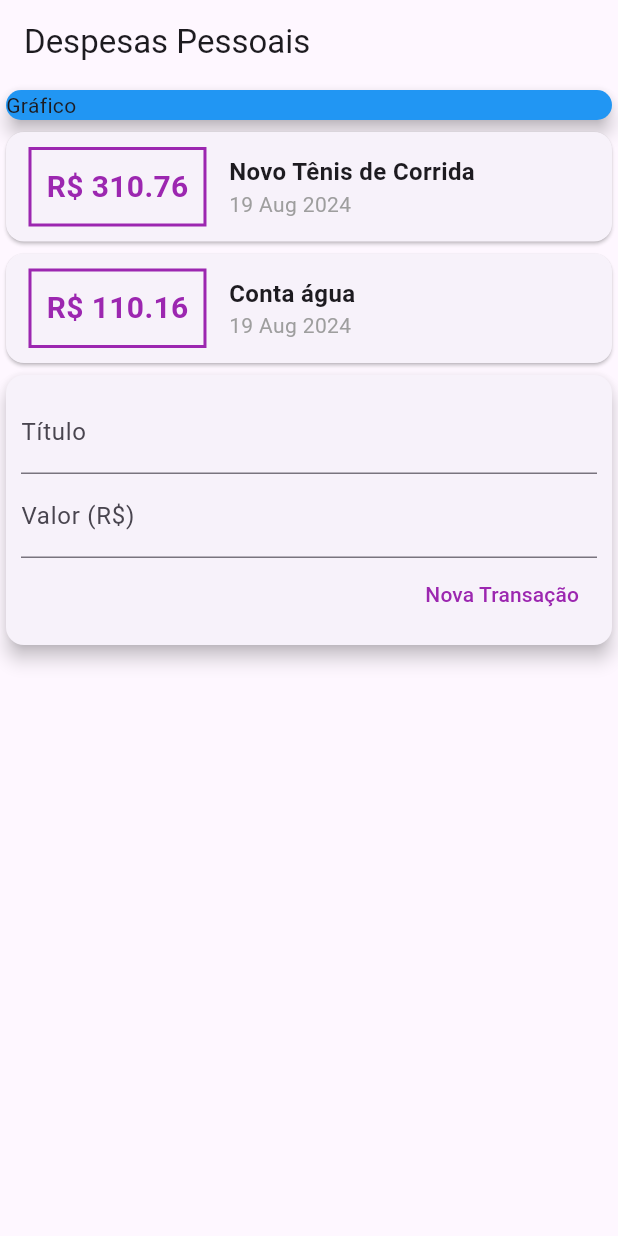
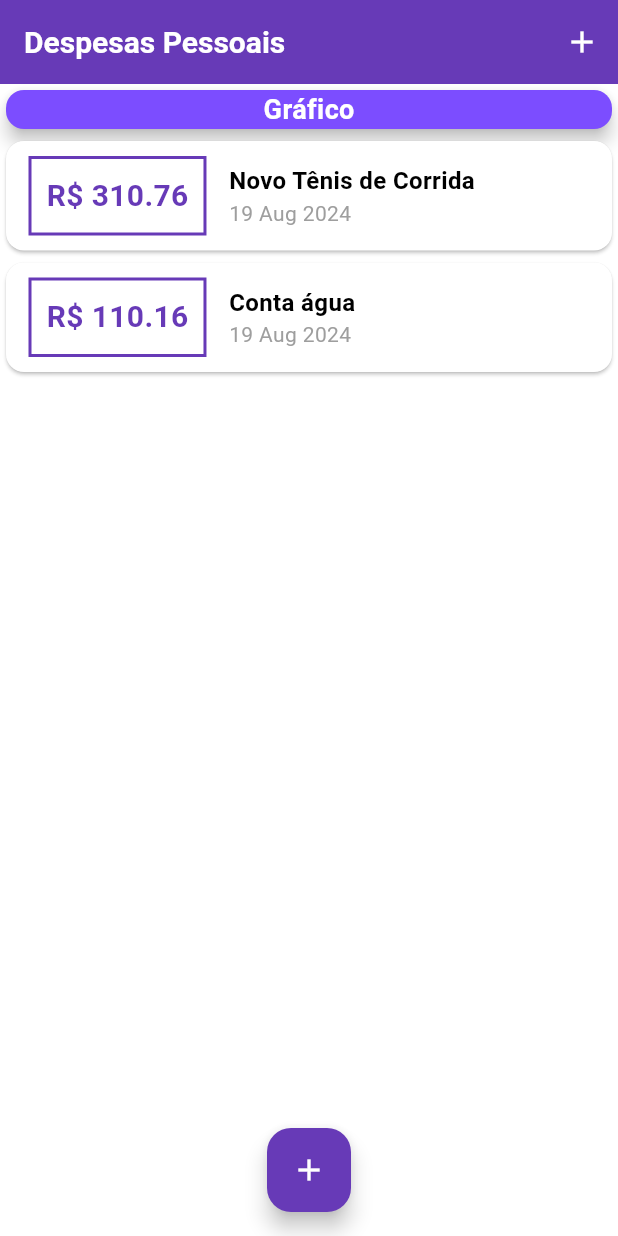
Before and after one commit to LucasFagundesWielewski/personal_expenses_app, a Flutter app: the screen it shows after launch, on a phone screen of 412 x 824 dp. Run offline on Flutter 3.47's test engine with Material 3 defaults, Android fonts, the phone set to English and light mode, and no system bars.

Commit message:
added new colors layout

```diff
--- a/lib/components/transaction_list.dart
+++ b/lib/components/transaction_list.dart
@@ -25,17 +25,17 @@ class TransactionList extends StatelessWidget {
                   ),
                   decoration: BoxDecoration(
                     border: Border.all(
-                      color: Colors.purple,
+                      color: Theme.of(context).primaryColor,
                       width: 2,
                     ),
                   ),
                   padding: const EdgeInsets.all(10),
                   child: Text(
                     'R\$ ${tr.amount.toStringAsFixed(2)}',
-                    style: const TextStyle(
+                    style: TextStyle(
                       fontWeight: FontWeight.bold,
                       fontSize: 20,
-                      color: Colors.purple,
+                      color: Theme.of(context).primaryColor,
                     ),
                   ),
                 ),
--- a/lib/main.dart
+++ b/lib/main.dart
@@ -1,7 +1,8 @@
 import 'package:expenses/components/transaction_form.dart';
 import 'package:flutter/material.dart';
-import 'package:intl/intl.dart';
 import 'models/transaction.dart';
+import 'dart:math';
+import './components/transaction_list.dart';
 
 void main() => runApp(const ExpensesApp());
 
@@ -12,13 +13,22 @@ class ExpensesApp extends StatelessWidget {
   Widget build(BuildContext context) {
     return MaterialApp(
       home: MyHomePage(),
+      theme: ThemeData(
+        colorScheme: ColorScheme.fromSwatch(primarySwatch: Colors.deepPurple).copyWith(secondary: Colors.purple),
+        appBarTheme: const AppBarTheme(
+          backgroundColor: Colors.deepPurple,
+          titleTextStyle: TextStyle(
+            fontWeight: FontWeight.bold,
+            fontSize: 20,
+            color: Colors.white,
+          ),
+        ),
+      ),
     );
   }
 }
 
 class MyHomePage extends StatefulWidget {
-  MyHomePage({super.key});
-
   @override
   _MyHomePageState createState() => _MyHomePageState();
 }
@@ -39,17 +49,28 @@ class _MyHomePageState extends State<MyHomePage> {
     ),
   ];
 
-  void _addNewTransaction(String title, double amount) {
-    final newTx = Transaction(
-      id: DateTime.now().toString(),
+  void _addTransaction(String title, double amount) {
+    final newTransaction = Transaction(
+      id: Random().nextDouble().toString(),
       title: title,
       amount: amount,
       date: DateTime.now(),
     );
 
     setState(() {
-      _transactions.add(newTx);
+      _transactions.add(newTransaction);
     });
+
+    Navigator.of(context).pop();
+  }
+
+  void _openTransactionFormModal(BuildContext context) {
+    showModalBottomSheet(
+      context: context,
+      builder: (_) {
+        return TransactionForm(_addTransaction);
+      },
+    );
   }
 
   @override
@@ -57,71 +78,43 @@ class _MyHomePageState extends State<MyHomePage> {
     return Scaffold(
       appBar: AppBar(
         title: const Text('Despesas Pessoais'),
+        actions: <Widget>[
+          IconButton(
+            icon: const Icon(Icons.add),
+            onPressed: () => _openTransactionFormModal(context),
+            color: Colors.white,
+          ),
+        ],
       ),
       body: Column(
         crossAxisAlignment: CrossAxisAlignment.stretch,
         children: <Widget>[
           const SizedBox(
             child: Card(
-              color: Colors.blue,
+              color: Colors.deepPurpleAccent,
               elevation: 5,
-              child: Text('Gráfico'),
-            ),
-          ),
-          SingleChildScrollView(
-            child: Column(
-              children: _transactions.map((tr) {
-                return Card(
-                  child: Row(
-                    children: <Widget>[
-                      Container(
-                        margin: const EdgeInsets.symmetric(
-                          horizontal: 15,
-                          vertical: 10,
-                        ),
-                        decoration: BoxDecoration(
-                          border: Border.all(
-                            color: Colors.purple,
-                            width: 2,
-                          ),
-                        ),
-                        padding: const EdgeInsets.all(10),
+              child: Center(
                 child: Text(
-                          'R\$ ${tr.amount.toStringAsFixed(2)}',
-                          style: const TextStyle(
+                  'Gráfico',
+                  style: TextStyle(
+                    color: Colors.white,
+                    fontSize: 18,
                     fontWeight: FontWeight.bold,
-                            fontSize: 20,
-                            color: Colors.purple,
                   ),
                 ),
               ),
-                      Column(
-                        crossAxisAlignment: CrossAxisAlignment.start,
-                        children: <Widget>[
-                          Text(
-                            tr.title,
-                            style: const TextStyle(
-                              fontSize: 16,
-                              fontWeight: FontWeight.bold,
             ),
           ),
-                          Text(
-                            DateFormat('d MMM y').format(tr.date),
-                            style: const TextStyle(
-                              color: Colors.grey,
-                            ),
+          Expanded(
+            child: TransactionList(_transactions),
           ),
         ],
       ),
-                    ],
+      floatingActionButton: FloatingActionButton(
+        child: const Icon(Icons.add),
+        onPressed: () => _openTransactionFormModal(context),
       ),
-                );
-              }).toList(),
-            ),
-          ),
-          TransactionForm(_addNewTransaction),
-        ],
-      ),
+      floatingActionButtonLocation: FloatingActionButtonLocation.centerFloat,
     );
   }
 }
```
Also changed, not shown: lib/components/transaction_form.dart (+11 -6 lines), lib/components/transaction_user.dart (deleted, +0 -52 lines). Lines whose indentation alone changed are shown as unchanged.
